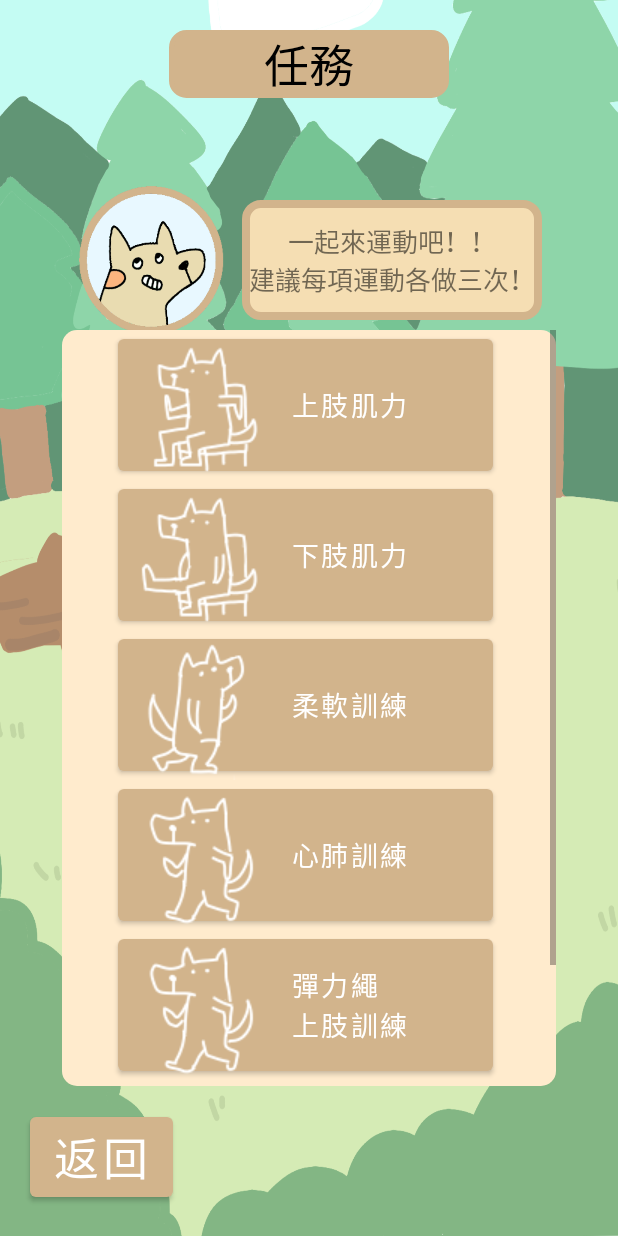
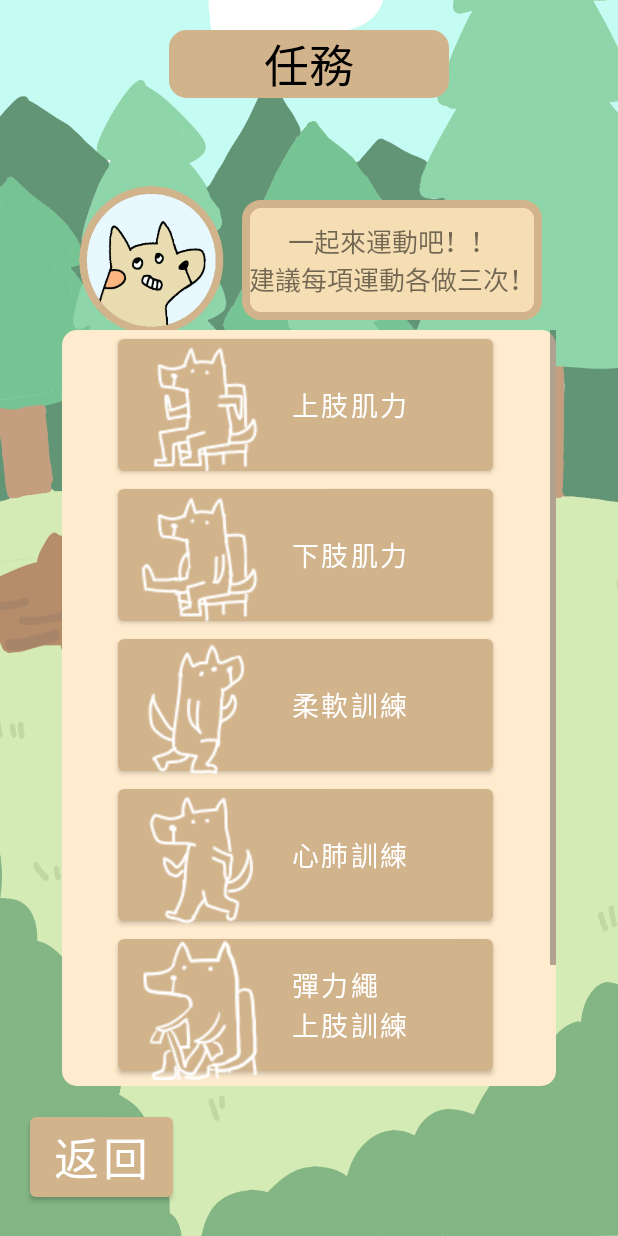
Before and after one commit to SuMingWei/Fit_it, an Android app: the Mission screen opened directly, with no data from a screen before it, on a phone screen of 412 x 824 dp. Run offline under Robolectric (Android 15) with nearby library versions, the phone set to English and light mode, and no system bars.

Commit message:
[modified] lower limb fixed

```diff
--- a/app/src/main/java/com/example/fitit/Lower_exercise.java
+++ b/app/src/main/java/com/example/fitit/Lower_exercise.java
@@ -104,7 +104,7 @@ public class Lower_exercise extends AppCompatActivity {
         myDBHelper.insertToDiary(getCurrentDate(),0,1,0,0);
     }
     public void countDown(){
-        new CountDownTimer(121000, 1000) {
+        new CountDownTimer(180000, 1000) {
             public void onTick(long millisUntilFinished) {
                 min = (int) (millisUntilFinished/60000);
                 sec = (int)(millisUntilFinished%60000)/1000;
--- a/app/src/main/res/layout/activity_mission.xml
+++ b/app/src/main/res/layout/activity_mission.xml
@@ -152,7 +152,7 @@
                 android:drawablePadding="-50dp"
                 android:paddingLeft="8dp"
                 android:gravity="left|center_vertical"
-                android:drawableLeft="@drawable/indurance1"
+                android:drawableLeft="@drawable/upper3"
                 android:text="彈力繩\n上肢訓練"
                 android:textSize="18dp"/>
             <Button
@@ -162,7 +162,7 @@
                 android:drawablePadding="-50dp"
                 android:paddingLeft="8dp"
                 android:gravity="left|center_vertical"
-                android:drawableLeft="@drawable/indurance1"
+                android:drawableLeft="@drawable/lower2"
                 android:text="彈力繩\n下肢運動"
                 android:textSize="18dp"/>
 
```
Also changed, not shown: app/src/main/res/drawable/lower2.png (added), app/src/main/res/drawable/upper3.png (added), app/src/main/res/drawable/upper_rope1.png (added), app/src/main/res/drawable/upper_rope2.png (added), app/src/main/res/drawable/upper_rope3.png (added), app/src/main/res/drawable/upper_rope4.png (added), app/src/main/res/drawable/upper_rope5.png (added).
